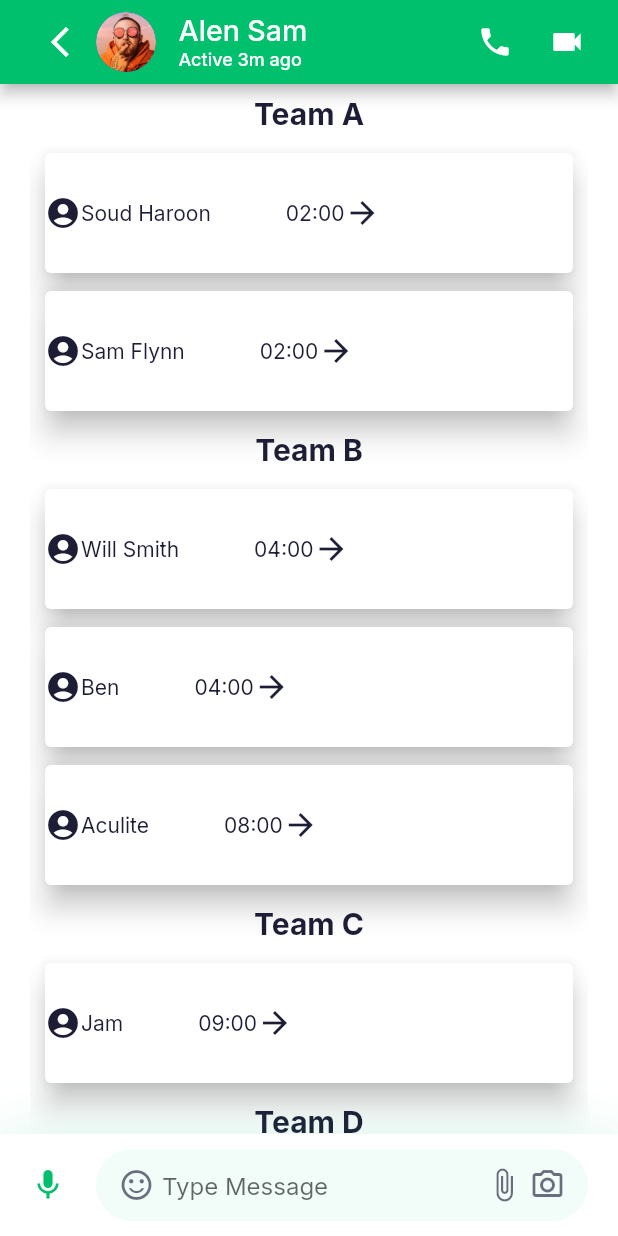
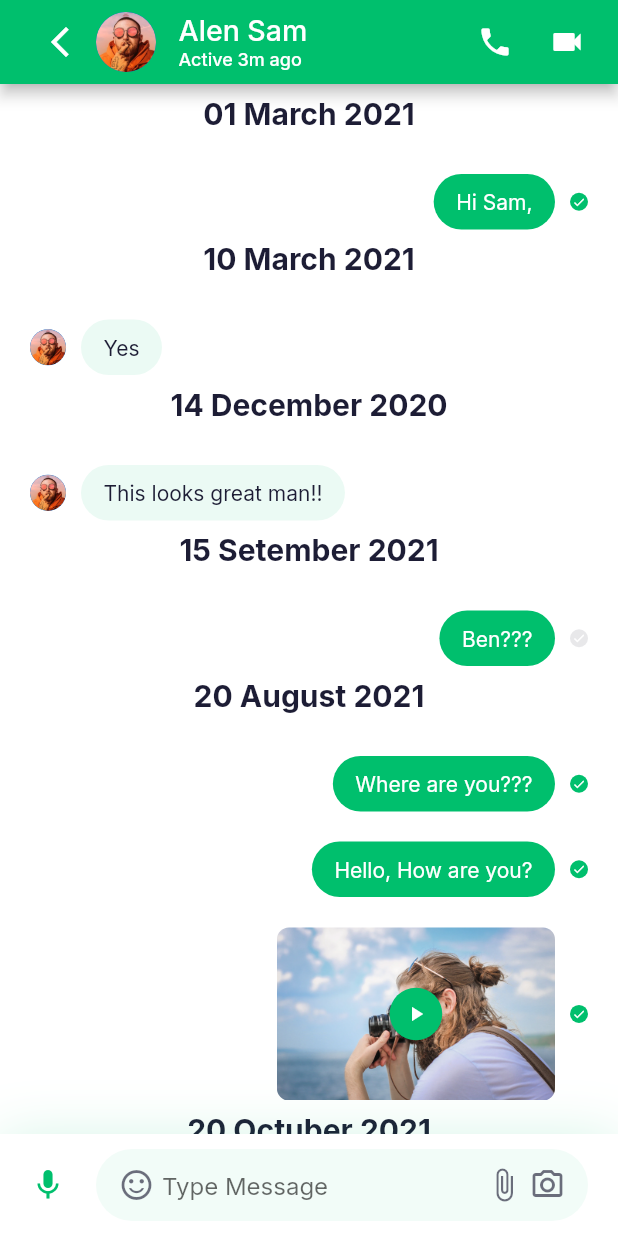
Before and after one commit to Soud-Haroon/Task_02, a Flutter app: the MessageScreen screen opened directly, on a phone screen of 412 x 824 dp. Run offline on Flutter 3.47's test engine with Material 2 defaults, Android fonts, the phone set to English and light mode, and no system bars; drawn by our look-alikes of grouped_list; our stand-ins replace google_fonts.

Commit message:
Task Completed

```diff
--- a/lib/Models/ListOfMessages.dart
+++ b/lib/Models/ListOfMessages.dart
@@ -8,163 +8,23 @@ enum ChatMessageType {
 }
 enum MessageStatus { not_sent, not_view, viewed }
 
-class ChatMessage {
+class Message {
   final String? text;
-  // final String name;
-  // final String group;
   final String? date;
   final ChatMessageType? messageType;
   final MessageStatus? messageStatus;
   final bool? isSender;
 
-  ChatMessage({
+  Message({
     this.text,
     this.date,
-    // required this.name,
-    // required this.group,
     @required this.messageType,
     @required this.messageStatus,
     @required this.isSender,
   });
 }
 
-// List<Message> myMsg = [
-//   new Message(
-//     name: 'anees',
-//     group: '01-jan',
-//     text: 'Hi Sajol',
-//     isSender: true,
-//     // messageType: ChatMessageType.text,
-//     // messageStatus: MessageStatus.viewed,
-//   ),
-//   new Message(
-//     name: 'ali',
-//     group: '01-jan',
-//     text: 'Hello, How are you?',
-//     isSender: false,
-//     // messageType: ChatMessageType.text,
-//     // messageStatus: MessageStatus.viewed,
-//   ),
-//   new Message(
-//     name: 'jhon',
-//     group: '12-jan',
-//     text: 'Error happend',
-//     isSender: true,
-//     // messageType: ChatMessageType.text,
-//     // messageStatus: MessageStatus.viewed,
-//   ),
-//   new Message(
-//     name: 'Will',
-//     group: '18-jan',
-//     text: 'This looks great man!!',
-//     isSender: false,
-//     // messageType: ChatMessageType.text,
-//     // messageStatus: MessageStatus.viewed,
-//   ),
-//   new Message(
-//     name: 'Miranda',
-//     group: '30-jan',
-//     text: 'Glad you like it',
-//     isSender: true,
-//     // messageType: ChatMessageType.text,
-//     // messageStatus: MessageStatus.viewed,
-//   ),
-//   new Message(
-//     name: 'Danny',
-//     group: '30-jan',
-//     text: 'This looks great man!!',
-//     isSender: false,
-//     // messageType: ChatMessageType.text,
-//     // messageStatus: MessageStatus.viewed,
-//   ),
-//   new Message(
-//     name: 'anees',
-//     group: '01-jan',
-//     text: 'Hi Sajol',
-//     isSender: true,
-//     // messageType: ChatMessageType.text,
-//     // messageStatus: MessageStatus.viewed,
-//   ),
-//   new Message(
-//     name: 'ali',
-//     group: '01-jan',
-//     text: 'Hello, How are you?',
-//     isSender: false,
-//     // messageType: ChatMessageType.text,
-//     // messageStatus: MessageStatus.viewed,
-//   ),
-//   new Message(
-//     name: 'jhon',
-//     group: '12-jan',
-//     text: 'Error happend',
-//     isSender: true,
-//     // messageType: ChatMessageType.text,
-//     // messageStatus: MessageStatus.viewed,
-//   ),
-//   new Message(
-//     name: 'Will',
-//     group: '18-jan',
-//     text: 'This looks great man!!',
-//     isSender: false,
-//     // messageType: ChatMessageType.text,
-//     // messageStatus: MessageStatus.viewed,
-//   ),
-//   new Message(
-//     name: 'Miranda',
-//     group: '30-jan',
-//     text: 'Glad you like it',
-//     isSender: true,
-//     // messageType: ChatMessageType.text,
-//     // messageStatus: MessageStatus.viewed,
-//   ),
-//   new Message(
-//     name: 'Danny',
-//     group: '30-jan',
-//     text: 'This looks great man!!',
-//     isSender: false,
-//     // messageType: ChatMessageType.text,
-//     // messageStatus: MessageStatus.viewed,
-//   ),
-//   new Message(
-//     name: 'anees',
-//     group: '01-jan',
-//     text: 'Hi Sajol',
-//     isSender: true,
-//     // messageType: ChatMessageType.text,
-//     // messageStatus: MessageStatus.viewed,
-//   ),
-//   new Message(
-//     name: 'ali',
-//     group: '01-jan',
-//     text: 'Hello, How are you?',
-//     isSender: false,
-//     // messageType: ChatMessageType.text,
-//     // messageStatus: MessageStatus.viewed,
-//   ),
-//   new Message(
-//     name: 'jhon',
-//     group: '12-jan',
-//     text: 'Error happend',
-//     isSender: true,
-//     // messageType: ChatMessageType.text,
-//     // messageStatus: MessageStatus.viewed,
-//   ),
-//   new Message(
-//     name: 'Will',
-//     group: '18-jan',
-//     text: 'This looks great man!!',
-//     isSender: false,
-//     // messageType: ChatMessageType.text,
-//     // messageStatus: MessageStatus.viewed,
-//   ),
-//   new Message(
-//     name: 'Miranda',
-//     group: '30-jan',
-//     text: 'Glad you like it',
-//     isSender: true,
-//     // messageType: ChatMessageType.text,
-//     // messageStatus: MessageStatus.viewed,
-//   ),
+
 //   new Message(
 //     name: 'Danny',
 //     group: '30-jan',
@@ -177,148 +37,148 @@ class ChatMessage {
 
 
 //===========================================//
-List demoChatMessages = [
-  ChatMessage(
+List<Message> demoChatMessages = [
+  Message(
     text: "Hi Sam,",
     messageType: ChatMessageType.text,
     messageStatus: MessageStatus.viewed,
-    date: '1 Sep 2021',
-    isSender: false,
+    date: '01 March 2021',
+    isSender: true,
   ),
-  ChatMessage(
+  Message(
     text: "Hello, How are you?",
     messageType: ChatMessageType.text,
     messageStatus: MessageStatus.viewed,
     date: '20 August 2021',
     isSender: true,
   ),
-  ChatMessage(
+  Message(
     text: "",
     messageType: ChatMessageType.audio,
     messageStatus: MessageStatus.viewed,
     date: 'Today',
     isSender: false,
   ),
-  ChatMessage(
+  Message(
     text: "",
     messageType: ChatMessageType.video,
     messageStatus: MessageStatus.viewed,
-    date: 'Today',
+    date: '20 August 2021',
     isSender: true,
   ),
-  ChatMessage(
+  Message(
     text: "Error happend",
     messageType: ChatMessageType.text,
     messageStatus: MessageStatus.not_sent,
     date: 'Today',
     isSender: true,
   ),
-  ChatMessage(
+  Message(
     text: "This looks great man!!",
     messageType: ChatMessageType.text,
     messageStatus: MessageStatus.viewed,
-    date: 'Today',
+    date: '14 December 2020',
     isSender: false,
   ),
-  ChatMessage(
+  Message(
     text: "Glad you like it",
     messageType: ChatMessageType.text,
     messageStatus: MessageStatus.not_view,
     date: 'Today',
     isSender: true,
   ),
-  ChatMessage(
+  Message(
     text: "Hi...!",
     messageType: ChatMessageType.text,
     messageStatus: MessageStatus.viewed,
     date: 'Today',
     isSender: true,
   ),
-  ChatMessage(
+  Message(
     text: "Send me Location",
     messageType: ChatMessageType.text,
     messageStatus: MessageStatus.not_sent,
     date: 'Today',
     isSender: true,
   ),
-  ChatMessage(
+  Message(
     text: "Where are you???",
     messageType: ChatMessageType.text,
     messageStatus: MessageStatus.viewed,
-    date: 'Today',
+    date: '20 August 2021',
     isSender: true,
   ),
-  ChatMessage(
+  Message(
     text: "I'm Home...",
     messageType: ChatMessageType.text,
     messageStatus: MessageStatus.viewed,
     date: 'Today',
     isSender: false,
   ),
-  ChatMessage(
+  Message(
     text: "See you on Monday...",
     messageType: ChatMessageType.text,
     messageStatus: MessageStatus.not_sent,
     date: 'Today',
     isSender: false,
   ),
-  ChatMessage(
+  Message(
     text: "Hello? Whats for launch????",
     messageType: ChatMessageType.text,
     messageStatus: MessageStatus.viewed,
     date: 'Today',
     isSender: false,
   ),
-  ChatMessage(
+  Message(
     text: "....",
     messageType: ChatMessageType.text,
     messageStatus: MessageStatus.not_sent,
-    date: 'Today',
+    date: 'Yesterday',
     isSender: true,
   ),
-  ChatMessage(
+  Message(
     text: "Meet me at KFC",
     messageType: ChatMessageType.text,
     messageStatus: MessageStatus.viewed,
     date: 'Today',
     isSender: false,
   ),
-  ChatMessage(
+  Message(
     text: "Ben???",
     messageType: ChatMessageType.text,
     messageStatus: MessageStatus.not_view,
-    date: 'Today',
+    date: '15 Setember 2021',
     isSender: true,
   ),
-  ChatMessage(
+  Message(
     text: "Yes",
     messageType: ChatMessageType.text,
     messageStatus: MessageStatus.not_view,
-    date: 'Today',
+    date: '10 March 2021',
     isSender: false,
   ),
-  ChatMessage(
+  Message(
     text: "I forgot..",
     messageType: ChatMessageType.text,
     messageStatus: MessageStatus.viewed,
     date: 'Today',
     isSender: true,
   ),
-  ChatMessage(
+  Message(
     text: "I'll be there...",
     messageType: ChatMessageType.text,
     messageStatus: MessageStatus.viewed,
     date: 'Today',
     isSender: false,
   ),
-  ChatMessage(
+  Message(
     text: "Hello World!",
     messageType: ChatMessageType.text,
     messageStatus: MessageStatus.not_view,
-    date: 'Today',
+    date: '20 Octuber 2021',
     isSender: true,
   ),
-  ChatMessage(
+  Message(
     text: "Hello you :)",
     messageType: ChatMessageType.text,
     messageStatus: MessageStatus.viewed,
--- a/lib/messages/Components/Messagebody.dart
+++ b/lib/messages/Components/Messagebody.dart
@@ -1,7 +1,7 @@
 import 'package:flutter/material.dart';
-// import 'package:task_blackwhite_02/chatData/ListOfMessages.dart';
+import 'package:task_blackwhite_02/Models/ListOfMessages.dart';
 import 'package:task_blackwhite_02/constColors.dart';
-// import '../messages.dart';
+import 'package:task_blackwhite_02/messages/messagesType.dart';
 import 'chat_input.dart';
 import 'package:grouped_list/grouped_list.dart';
 
@@ -10,16 +10,15 @@ class MessageBody extends StatelessWidget {
   Widget build(BuildContext context) {
     return Column(
       children: [
-
         Expanded(
           child: Padding(
             padding: const EdgeInsets.symmetric(horizontal: kDefaultPadding),
             child: GroupedListView<Message, String>(
-              elements: demoMessages,
-              groupBy: (element) => element.group.toString(),
+              elements: demoChatMessages,
+              groupBy: (element) => element.date.toString(),
               groupComparator: (value1, value2) => value2.compareTo(value1),
               itemComparator: (item1, item2) =>
-                  item1.name.toString().compareTo(item2.name.toString()),
+                  item1.text.toString().compareTo(item2.text.toString()),
               order: GroupedListOrder.DESC,
               useStickyGroupSeparators: true,
               groupSeparatorBuilder: (String value) => Padding(
@@ -30,26 +29,7 @@ class MessageBody extends StatelessWidget {
                   style: TextStyle(fontSize: 20, fontWeight: FontWeight.bold),
                 ),
               ),
-              itemBuilder: (c, element) {
-                return Card(
-                  elevation: 8.0,
-                  margin: EdgeInsets.symmetric(horizontal: 10.0, vertical: 6.0),
-                  child: Container(
-                    height: 80,
-                    child: Row(
-                      children: [
-                        // contentPadding: EdgeInsets.symmetric(
-                        //     horizontal: 20.0, vertical: 10.0),
-                        Icon(Icons.account_circle),
-                        Text(element.name.toString()),
-                        SizedBox(width: 50),
-                        Text(element.time.toString()),
-                        Icon(Icons.arrow_forward),
-                      ],
-                    ),
-                  ),
-                );
-              },
+              itemBuilder: (c, element) => MessagesType(message: element)
             ),
           ),
         ),
@@ -60,23 +40,23 @@ class MessageBody extends StatelessWidget {
   }
 }
 
-class Message {
-  final String? name;
-  final String? group;
-  final String? time;
+// class Message {
+//   final String? name;
+//   final String? group;
+//   final String? time;
 
-  Message({this.name, this.group, this.time});
-}
+//   Message({this.name, this.group, this.time});
+// }
 
-List<Message> demoMessages = [
-  Message(name: 'Soud Haroon',group: 'Team A',time: '02:00'),
-  Message(name: 'Ben',group: 'Team B',time: '04:00'),
-  Message(name: 'Jam',group: 'Team C',time: '09:00'),
-  Message(name: 'Sam Flynn',group: 'Team A',time: '02:00'),
-  Message(name: 'Will Smith',group: 'Team B',time: '04:00'),
-  Message(name: 'Aculite',group: 'Team B',time: '08:00'),
-  Message(name: 'Jason',group: 'Team D',time: '01:00'),
-];
+// List<Message> demoMessages = [
+//   Message(name: 'Soud Haroon',group: 'Team A',time: '02:00'),
+//   Message(name: 'Ben',group: 'Team B',time: '04:00'),
+//   Message(name: 'Jam',group: 'Team C',time: '09:00'),
+//   Message(name: 'Sam Flynn',group: 'Team A',time: '02:00'),
+//   Message(name: 'Will Smith',group: 'Team B',time: '04:00'),
+//   Message(name: 'Aculite',group: 'Team B',time: '08:00'),
+//   Message(name: 'Jason',group: 'Team D',time: '01:00'),
+// ];
 //===============================================//
 
 // ListView.builder(
--- a/lib/messages/Components/Text_Messages.dart
+++ b/lib/messages/Components/Text_Messages.dart
@@ -9,7 +9,7 @@ class TextMessages extends StatelessWidget {
     required this.message,
   }) : super(key: key);
 
-  final ChatMessage message;
+  final Message message;
 
   @override
   Widget build(BuildContext context) {
--- a/lib/messages/Components/audio_message.dart
+++ b/lib/messages/Components/audio_message.dart
@@ -4,7 +4,7 @@ import 'package:task_blackwhite_02/Models/ListOfMessages.dart';
 import '../../constColors.dart';
 
 class AudioMessage extends StatelessWidget {
-  final ChatMessage message;
+  final Message message;
   const AudioMessage({Key? key, required this.message}) : super(key: key);
   @override
   Widget build(BuildContext context) {
--- a/lib/messages/messages.dart
+++ b/lib/messages/messagesType.dart
@@ -5,16 +5,16 @@ import 'Components/Text_Messages.dart';
 import 'Components/Video_message.dart';
 import 'Components/audio_message.dart';
 
-class Messages extends StatelessWidget {
-  const Messages({
+class MessagesType extends StatelessWidget {
+  const MessagesType({
     Key? key,
     required this.message,
   }) : super(key: key);
-  final ChatMessage message;
+  final Message message;
 
   @override
   Widget build(BuildContext context) {
-    Widget messageContaint(ChatMessage message) {
+    Widget messageContaint(Message message) {
       switch (message.messageType) {
         case ChatMessageType.text:
           return TextMessages(message: message);
```
